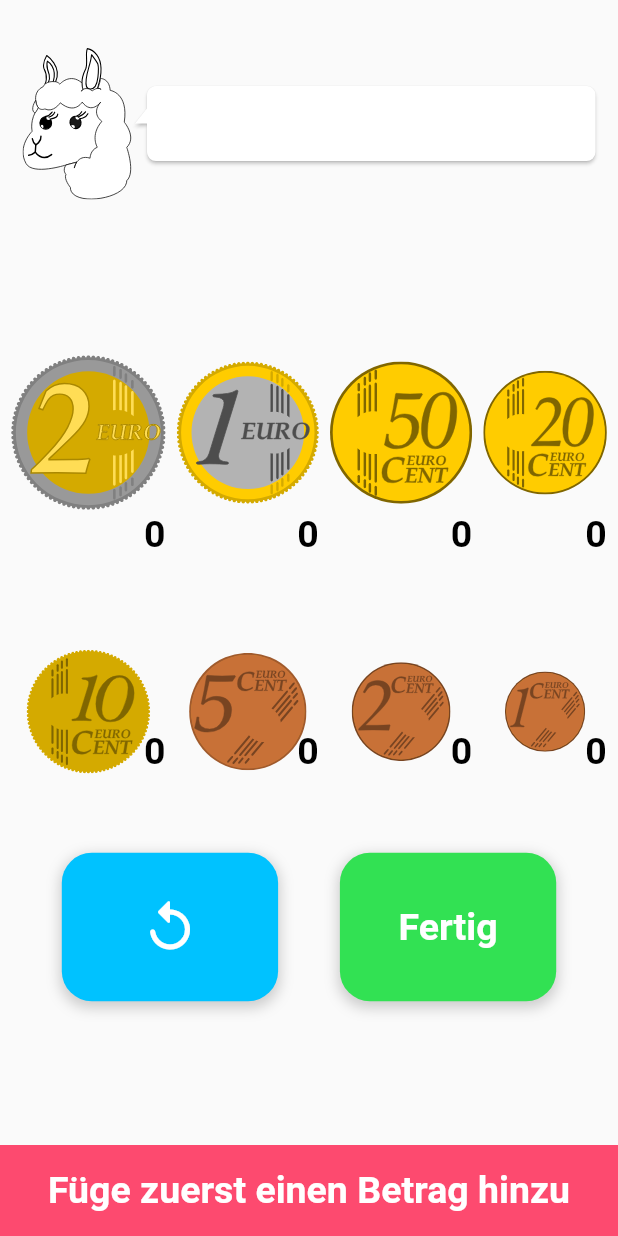
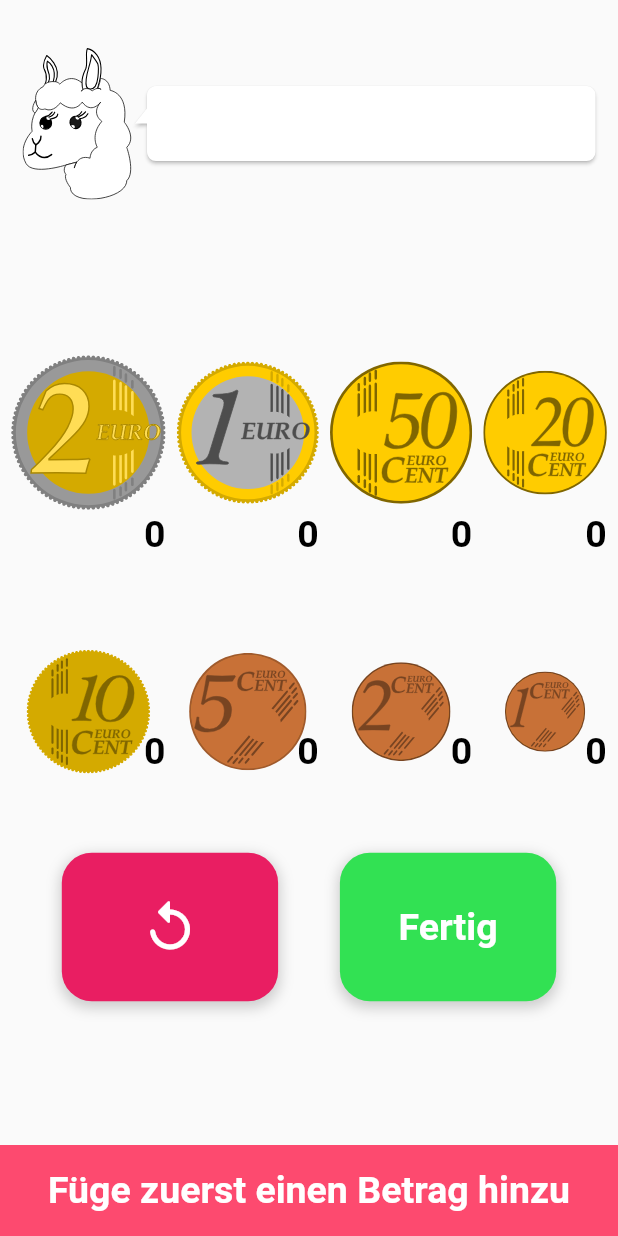
Before and after one commit to thm-mni-ii/lama, a Flutter app: the MoneyTaskScreen widget shown alone on an empty page, opened directly with empty values, after a tap on the "replay" icon, on a phone screen of 412 x 824 dp. Run offline on Flutter 3.47's test engine with Material 2 defaults, Android fonts, the phone set to English and light mode, and no system bars; drawn by our look-alikes of bubble; our stand-ins replace audioplayers, bloc, equatable, flutter_bloc, flutter_markdown, flutter_speed_dial and 4 more; missing offline and left inert: flame; accounts and stored records are empty; Roboto replaces fonts that are missing (Ubuntu); project files that could hold a hidden picture were left out.

Commit message:
Changed die Color of the undo button

```diff
--- a/lama_app/lib/app/screens/task_type_screens/money_task_screen.dart
+++ b/lama_app/lib/app/screens/task_type_screens/money_task_screen.dart
@@ -373,7 +373,7 @@ class MoneyTaskState extends State<MoneyTaskScreen> {
                 width: (constraints.maxWidth / 100) * 35,
                 decoration: BoxDecoration(
                     borderRadius: BorderRadius.all(Radius.circular(20)),
-                    color: LamaColors.blueAccent,
+                    color: LamaColors.redAccent,
                     boxShadow: [
                       BoxShadow(
                           color: Colors.grey.withOpacity(0.5),
```
